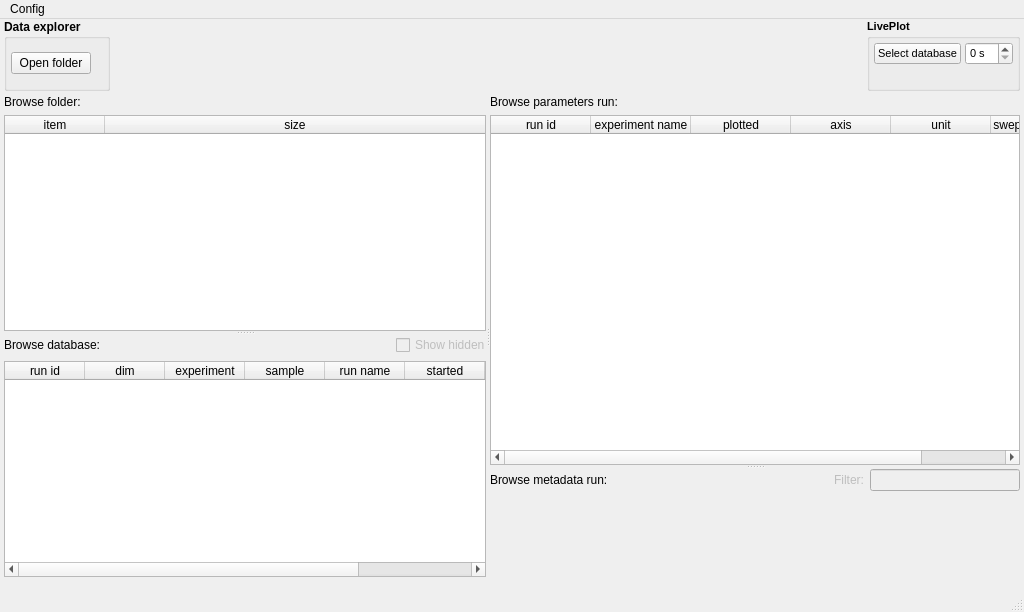
The window that pyplotter/ui/main.ui (pyplotter/pyplotter) describes before a commit, drawn with Qt 5.
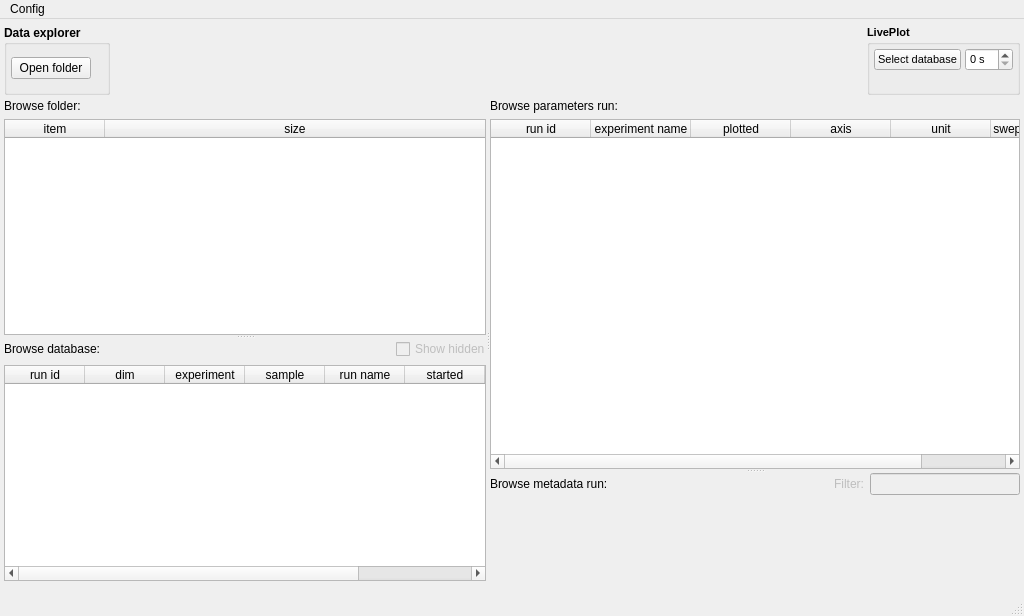
The same window after the commit. Custom widgets are drawn as their Qt base class.

Commit message: Modify menu margin

```diff
--- a/pyplotter/ui/main.ui
+++ b/pyplotter/ui/main.ui
@@ -35,6 +35,9 @@
     </property>
     <item>
      <layout class="QVBoxLayout" name="verticalLayout_3">
+      <property name="topMargin">
+       <number>6</number>
+      </property>
       <property name="bottomMargin">
        <number>1</number>
       </property>
```
The commit also changes 1 other file.
